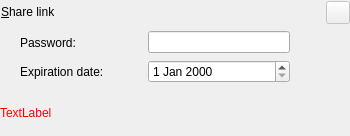
This is src/gui/sharelinkwidget.ui in nextcloud/desktop as Qt 5 draws it before an edit. The edited form follows.
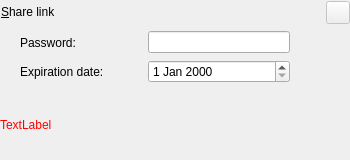
This is the edited form. Icons and pictures are not drawn. Custom widgets are drawn as their Qt base class.

```diff
--- a/src/gui/sharelinkwidget.ui
+++ b/src/gui/sharelinkwidget.ui
@@ -7,7 +7,7 @@
     <x>0</x>
     <y>0</y>
     <width>350</width>
-    <height>136</height>
+    <height>160</height>
    </rect>
   </property>
   <property name="sizePolicy">
```
Left out of the diff: 298 changed lines with no effect on the pictures.
